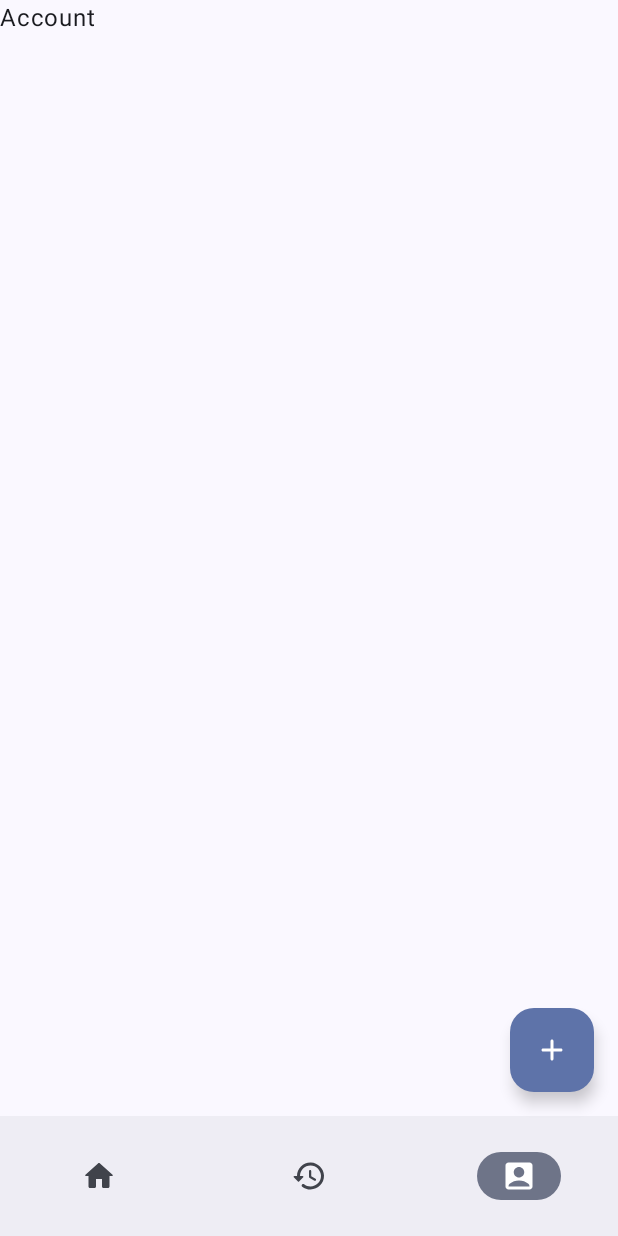
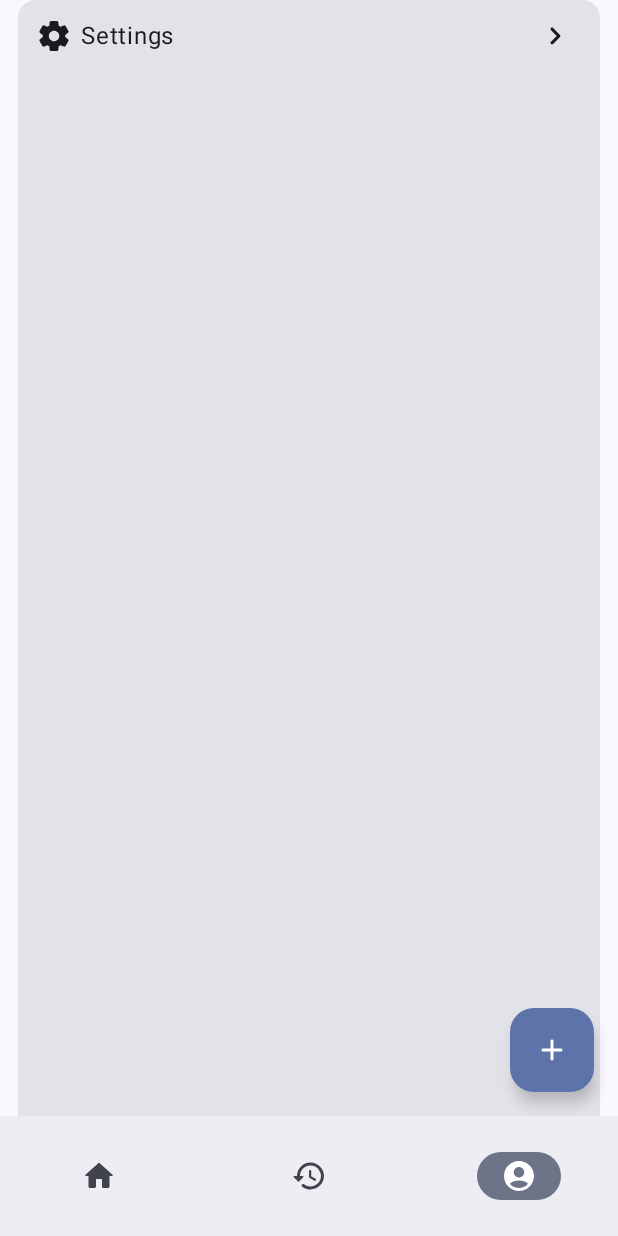
Before and after one commit to Melendez1209/Known, an Android app built with Jetpack Compose: the MainScreen screen opened through its navigation route, item 3 of the bottom bar chosen, on a phone screen of 412 x 824 dp. Run offline under Robolectric (Android 15) with nearby library versions, the phone set to English and light mode, and no system bars; our stand-ins replace window size class.

Commit message:
Added a basic settings page, complete with floating buttons

```diff
--- a/Android/app/src/main/java/com/melendez/known/MainActivity.kt
+++ b/Android/app/src/main/java/com/melendez/known/MainActivity.kt
@@ -10,6 +10,7 @@ import androidx.navigation.compose.composable
 import androidx.navigation.compose.rememberNavController
 import com.melendez.known.add.compose.DRP
 import com.melendez.known.main.MainScreen
+import com.melendez.known.settings.compose.Settings_Compact
 import com.melendez.known.ui.theme.KnownTheme
 
 @OptIn(ExperimentalMaterial3WindowSizeClassApi::class)
@@ -32,6 +33,7 @@ class MainActivity : ComponentActivity() {
                         )
                     }
                     composable("DateRangePicker") { DRP(navTotalController = navTotalController) }
+                    composable("Settings") { Settings_Compact(navTotalController = navTotalController) }
                 }
             }
         }
--- a/Android/app/src/main/java/com/melendez/known/main/inners/Screens.kt
+++ b/Android/app/src/main/java/com/melendez/known/main/Screens.kt
@@ -1,8 +1,8 @@
-package com.melendez.known.main.inners
+package com.melendez.known.main
 
 import androidx.annotation.StringRes
 import androidx.compose.material.icons.Icons
-import androidx.compose.material.icons.rounded.AccountBox
+import androidx.compose.material.icons.rounded.AccountCircle
 import androidx.compose.material.icons.rounded.History
 import androidx.compose.material.icons.rounded.Home
 import androidx.compose.ui.graphics.vector.ImageVector
@@ -12,5 +12,5 @@ import com.melendez.known.R
 sealed class Screens(val route: String, @StringRes val resourceId: Int, val icon: ImageVector) {
     object Home : Screens("home", R.string.home, Icons.Rounded.Home)
     object History : Screens("history", R.string.history, Icons.Rounded.History)
-    object Account : Screens("account", R.string.account, Icons.Rounded.AccountBox)
+    object Account : Screens("account", R.string.account, Icons.Rounded.AccountCircle)
 }
--- a/Android/app/src/main/java/com/melendez/known/main/inners/Account.kt
+++ b/Android/app/src/main/java/com/melendez/known/main/inners/Account.kt
@@ -1,19 +1,62 @@
 package com.melendez.known.main.inners
 
+import androidx.compose.foundation.layout.Arrangement
+import androidx.compose.foundation.layout.Row
+import androidx.compose.foundation.layout.fillMaxWidth
+import androidx.compose.foundation.layout.padding
+import androidx.compose.material.icons.Icons
+import androidx.compose.material.icons.rounded.NavigateNext
+import androidx.compose.material.icons.rounded.Settings
+import androidx.compose.material3.Card
+import androidx.compose.material3.ExperimentalMaterial3Api
+import androidx.compose.material3.Icon
+import androidx.compose.material3.IconButton
 import androidx.compose.material3.Text
 import androidx.compose.runtime.Composable
+import androidx.compose.ui.Alignment
+import androidx.compose.ui.Modifier
+import androidx.compose.ui.res.stringResource
 import androidx.compose.ui.tooling.preview.Preview
+import androidx.compose.ui.unit.dp
 import androidx.navigation.NavHostController
 import androidx.navigation.compose.rememberNavController
+import com.melendez.known.R
 
+@OptIn(ExperimentalMaterial3Api::class)
 @Composable
-fun Account(navController: NavHostController) {
-    Text(text = "Account")
+fun Account(navTotalController: NavHostController) {
+    Card(
+        modifier = Modifier
+            .fillMaxWidth()
+            .padding(horizontal = 12.dp),
+        onClick = { navTotalController.navigate("Settings") }) {
+        Row(
+            modifier = Modifier.fillMaxWidth(),
+            verticalAlignment = Alignment.CenterVertically,
+            horizontalArrangement = Arrangement.SpaceBetween
+        ) {
+            Row {
+                Icon(
+                    modifier = Modifier.padding(start = 12.dp, end = 6.dp),
+                    imageVector = Icons.Rounded.Settings,
+                    contentDescription = stringResource(id = R.string.settings)
+                )
+                Text(text = stringResource(id = R.string.settings))
+            }
+            IconButton(
+                modifier = Modifier.padding(end = 6.dp),
+                onClick = { navTotalController.navigate("Settings") }) {
+                Icon(
+                    imageVector = Icons.Rounded.NavigateNext,
+                    contentDescription = stringResource(id = R.string.settings)
+                )
+            }
+        }
+    }
 }
 
 @Preview(device = "id:pixel_7_pro")
 @Composable
 fun AccountPreview() {
-    val nav = rememberNavController()
-    Account(navController = nav)
+    Account(navTotalController = rememberNavController())
 }
--- a/Android/app/src/main/java/com/melendez/known/main/inners/Home.kt
+++ b/Android/app/src/main/java/com/melendez/known/main/inners/Home.kt
@@ -3,17 +3,9 @@ package com.melendez.known.main.inners
 import androidx.compose.material3.Text
 import androidx.compose.runtime.Composable
 import androidx.compose.ui.tooling.preview.Preview
-import androidx.navigation.NavHostController
-import androidx.navigation.compose.rememberNavController
-
-@Composable
-fun Home(navController: NavHostController) {
-    Text(text = "Home")
-}
 
 @Preview(device = "id:pixel_7_pro")
 @Composable
-fun HomePreview() {
-    val nav = rememberNavController()
-    Home(navController = nav)
+fun Home() {
+    Text(text = "Home")
 }
--- a/Android/app/src/main/res/values/strings.xml
+++ b/Android/app/src/main/res/values/strings.xml
@@ -11,4 +11,7 @@
     <string name="save">Save</string>
     <string name="search">Search</string>
     <string name="clear">Clear</string>
+    <string name="settings">Settings</string>
+    <string name="back">Back to previous level</string>
+    <string name="login">Login</string>
 </resources>
```
Also changed, not shown: Android/app/src/main/java/com/melendez/known/main/MainScreen.kt (+59 -25 lines), Android/app/src/main/java/com/melendez/known/main/inners/History.kt (+12 -12 lines), Android/app/src/main/java/com/melendez/known/settings/compose/Settings.kt (added, +53 -0 lines), Android/app/src/main/res/values/colors.xml (deleted, +0 -10 lines), 1 other file.
